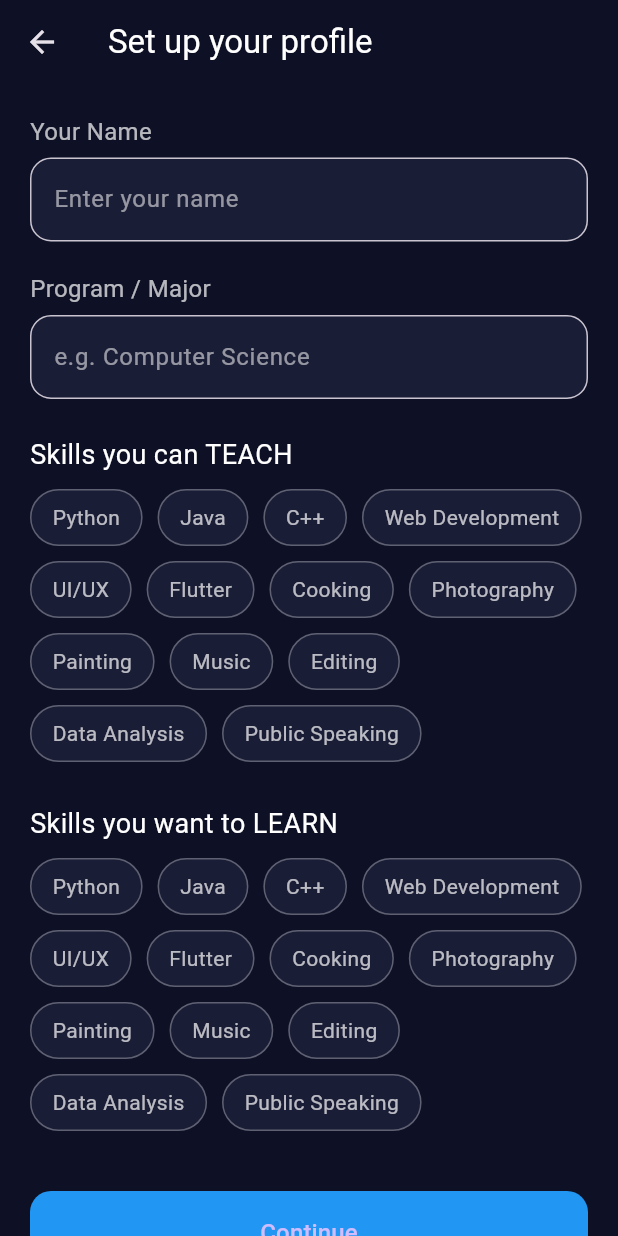
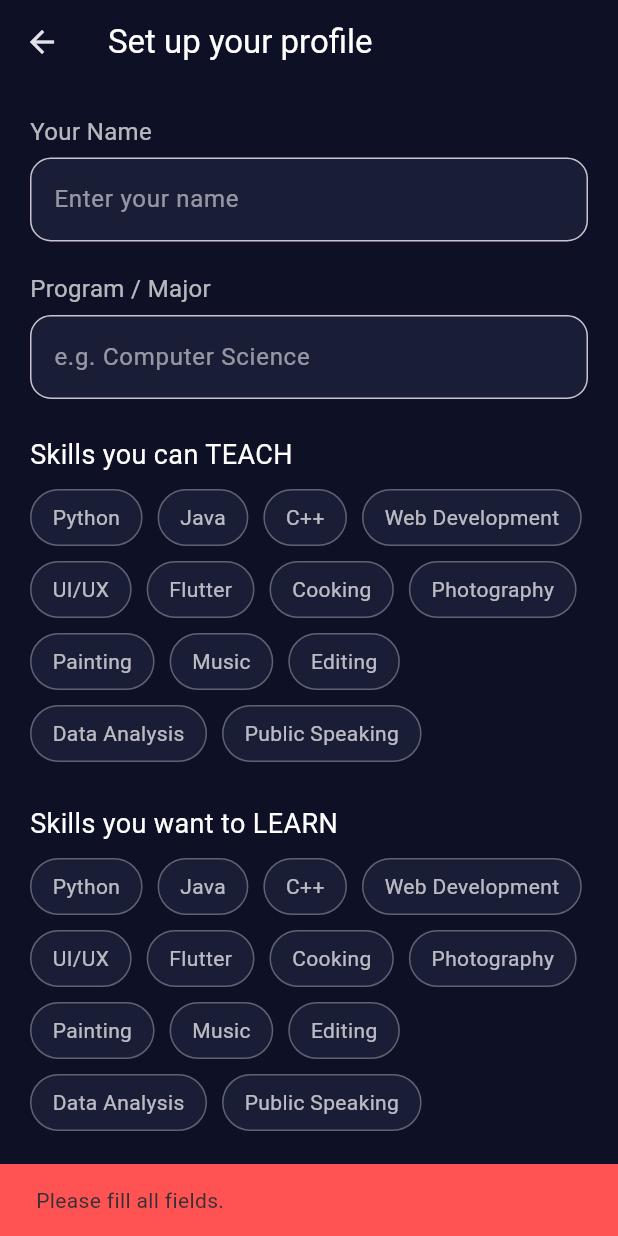
Before and after one commit to muhammedp07/gr07-skillswap-fall-2025, a Flutter app: the ProfileSetupScreen screen opened directly, after a tap on "Continue", on a phone screen of 412 x 824 dp. Run offline on Flutter 3.47's test engine with Material 3 defaults, Android fonts, the phone set to English and light mode, and no system bars; our stand-ins replace cloud_firestore, firebase_auth, firebase_core; accounts and stored records are empty.

Commit message:
connect profile setup to Firestore and update AuthGate logic and added HomePage PlaceHolder

```diff
--- a/lib/screens/onboarding/profile_setup_screen.dart
+++ b/lib/screens/onboarding/profile_setup_screen.dart
@@ -1,4 +1,9 @@
 import 'package:flutter/material.dart';
+import 'package:firebase_auth/firebase_auth.dart';
+import 'package:cloud_firestore/cloud_firestore.dart';
+import '../../models/user_profile.dart';
+import '../../services/user_service.dart';
+import '../home/home_placeholder.dart';
 
 class ProfileSetupScreen extends StatefulWidget {
   const ProfileSetupScreen({super.key});
@@ -191,7 +196,7 @@ class _ProfileSetupScreenState extends State<ProfileSetupScreen> {
     return SizedBox(
       width: double.infinity,
       child: ElevatedButton(
-        onPressed: () {},
+        onPressed: _handleProfileSave,
         style: ElevatedButton.styleFrom(
           backgroundColor: Colors.blue,
           padding: const EdgeInsets.symmetric(vertical: 16),
@@ -204,6 +209,52 @@ class _ProfileSetupScreenState extends State<ProfileSetupScreen> {
     );
   }
 
+  Future<void> _handleProfileSave() async {
+    final name = nameController.text.trim();
+    final major = majorController.text.trim();
+
+    // Validation
+    if (name.isEmpty || major.isEmpty) {
+      _showError("Please fill all fields.");
+      return;
+    }
+    if (skillsTeach.isEmpty || skillsLearn.isEmpty) {
+      _showError("Please select at least one teach and one learn skill.");
+      return;
+    }
+
+    final uid = FirebaseAuth.instance.currentUser!.uid;
+
+    final profile = UserProfile(
+      uid: uid,
+      name: name,
+      major: major,
+      skillsTeach: skillsTeach,
+      skillsLearn: skillsLearn,
+    );
+
+    try {
+      await UserService().saveUserProfile(profile);
+    } catch (e) {
+      _showError("Failed to save profile. Try again.");
+      return;
+    }
+
+    if (!mounted) return;
+
+    // Navigate to homepage
+    Navigator.pushReplacement(
+      context,
+      MaterialPageRoute(builder: (_) => const HomePlaceholder()),
+    );
+  }
+
+  void _showError(String message) {
+    ScaffoldMessenger.of(context).showSnackBar(
+      SnackBar(content: Text(message), backgroundColor: Colors.redAccent),
+    );
+  }
+
   @override
   void dispose() {
     nameController.dispose();
```
Also changed, not shown: lib/main.dart (+21 -5 lines), lib/screens/home/home_placeholder.dart (added, +29 -0 lines).
